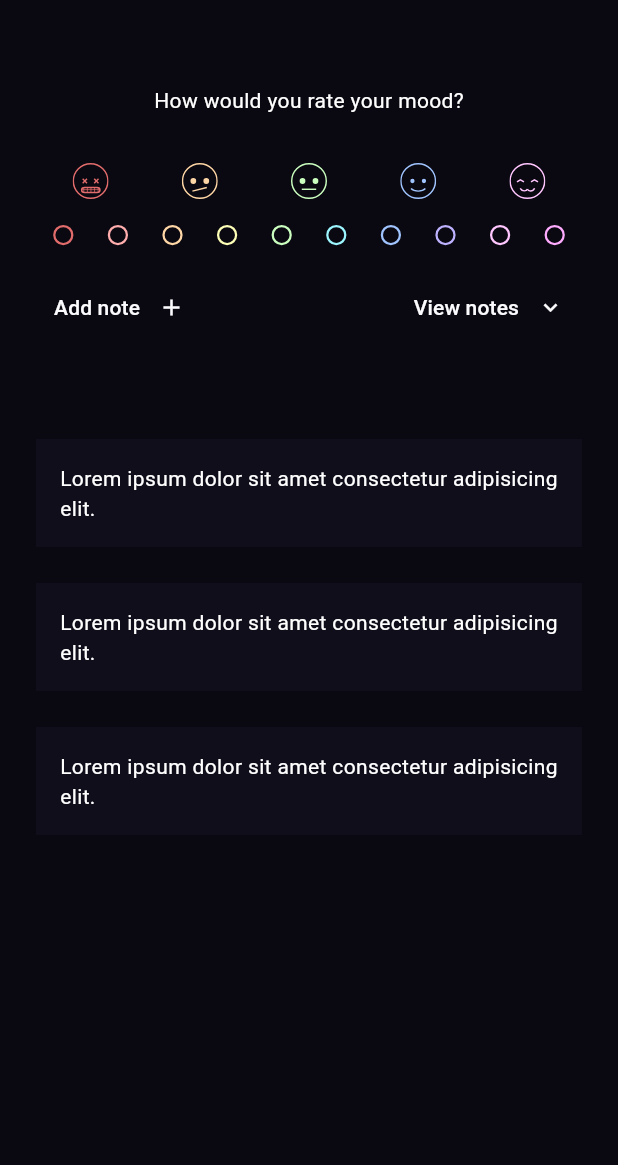
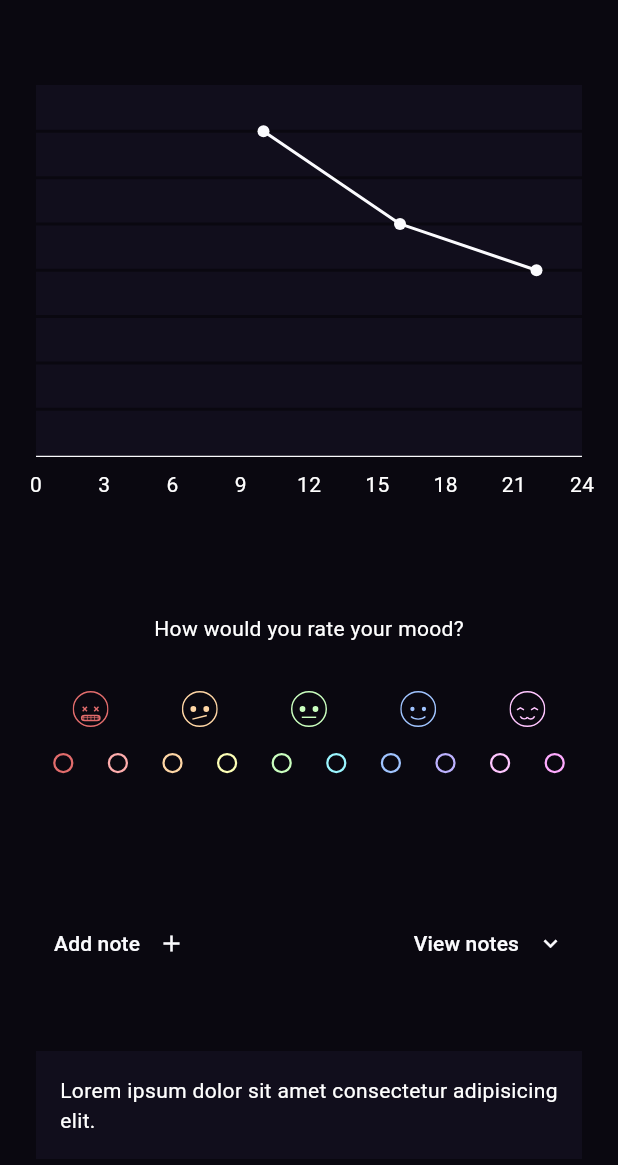
Before and after one commit to c0dehamster/mental_health_diary, a Flutter app: the screen it shows after launch, on a phone screen of 412 x 824 dp, the part 71-1236 px from its top. Run offline on Flutter 3.47's test engine with Material 3 defaults, Android fonts, the phone set to English and light mode, and no system bars; drawn by our look-alikes of fl_chart; our stand-ins replace flutter_svg, hive, hive_flutter; accounts and stored records are empty.

Commit message:
Add mock-up data and the chart

```diff
--- /dev/null
+++ b/lib/components/mood_chart.dart
@@ -0,0 +1,80 @@
+import 'package:fl_chart/fl_chart.dart';
+import 'package:flutter/material.dart';
+import 'package:mental_health_diary/models/mood_record.dart';
+
+class MoodChart extends StatelessWidget {
+  const MoodChart({
+    super.key,
+    required this.data,
+  });
+
+  final List<MoodRecord> data;
+
+  @override
+  Widget build(BuildContext context) {
+    return AspectRatio(
+      aspectRatio: 1.3,
+      child: LineChart(
+        LineChartData(
+          lineBarsData: [
+            LineChartBarData(
+              spots: data
+                  .map((moodRecord) => FlSpot(
+                        moodRecord.timestamp.hour.toDouble(),
+                        moodRecord.value.toDouble(),
+                      ))
+                  .toList(),
+              isCurved: false,
+              color: Theme.of(context).colorScheme.primary,
+            ),
+          ],
+
+          // Displayed ranges of values (constant)
+          minX: 0,
+          maxX: 24,
+          minY: 1,
+          maxY: 9,
+
+          // Grid styling
+          backgroundColor: Theme.of(context).colorScheme.secondary,
+          gridData: FlGridData(
+            drawVerticalLine: false,
+            getDrawingHorizontalLine: (value) {
+              return FlLine(color: Theme.of(context).colorScheme.background);
+            },
+            horizontalInterval: 1,
+          ),
+
+          // The show prop defaults to false; by creating a SideTitle without arguments,
+          // we make it not show up
+          titlesData: const FlTitlesData(
+            topTitles: AxisTitles(
+              sideTitles: SideTitles(),
+            ),
+            leftTitles: AxisTitles(
+              sideTitles: SideTitles(),
+            ),
+            rightTitles: AxisTitles(
+              sideTitles: SideTitles(),
+            ),
+            bottomTitles: AxisTitles(
+              sideTitles: SideTitles(
+                showTitles: true,
+                interval: 3,
+                reservedSize: 32,
+              ),
+            ),
+          ),
+
+          // Styled X-axis aka border-bottom
+          borderData: FlBorderData(
+            show: true,
+            border: Border(
+              bottom: BorderSide(color: Theme.of(context).colorScheme.primary),
+            ),
+          ),
+        ),
+      ),
+    );
+  }
+}
--- a/lib/components/notes_section.dart
+++ b/lib/components/notes_section.dart
@@ -24,7 +24,7 @@ class NotesSection extends StatelessWidget {
             ),
           ],
         ),
-        const SizedBox(height: 64),
+        const SizedBox(height: 48),
         const Column(
           children: [
             NoteTile(
--- /dev/null
+++ b/lib/mock_data/mock_data_today.dart
@@ -0,0 +1,19 @@
+import 'package:mental_health_diary/models/mood_record.dart';
+
+final today = DateTime.now();
+
+// Values and hours in the timestamp are arbitrary
+final List<MoodRecord> mockDataMoodValues = [
+  MoodRecord(
+    value: 8,
+    timestamp: DateTime(today.year, today.month, today.day, 10),
+  ),
+  MoodRecord(
+    value: 6,
+    timestamp: DateTime(today.year, today.month, today.day, 16),
+  ),
+  MoodRecord(
+    value: 5,
+    timestamp: DateTime(today.year, today.month, today.day, 22),
+  ),
+];
--- a/lib/pages/home_page.dart
+++ b/lib/pages/home_page.dart
@@ -1,6 +1,8 @@
 import 'package:flutter/material.dart';
+import 'package:mental_health_diary/components/mood_chart.dart';
 import 'package:mental_health_diary/components/mood_picker.dart';
 import 'package:mental_health_diary/components/notes_section.dart';
+import 'package:mental_health_diary/mock_data/mock_data_today.dart';
 
 import '../components/app_drawer.dart';
 
@@ -53,9 +55,12 @@ class _HomePageState extends State<HomePage> {
       drawer: const AppDrawer(),
       body: ListView(
         padding: const EdgeInsets.symmetric(horizontal: 24, vertical: 32),
-        children: const [
-          MoodPicker(),
-          NotesSection(),
+        children: [
+          MoodChart(data: mockDataMoodValues),
+          const SizedBox(height: 72),
+          const MoodPicker(),
+          const SizedBox(height: 72),
+          const NotesSection(),
         ],
       ),
     );
```
